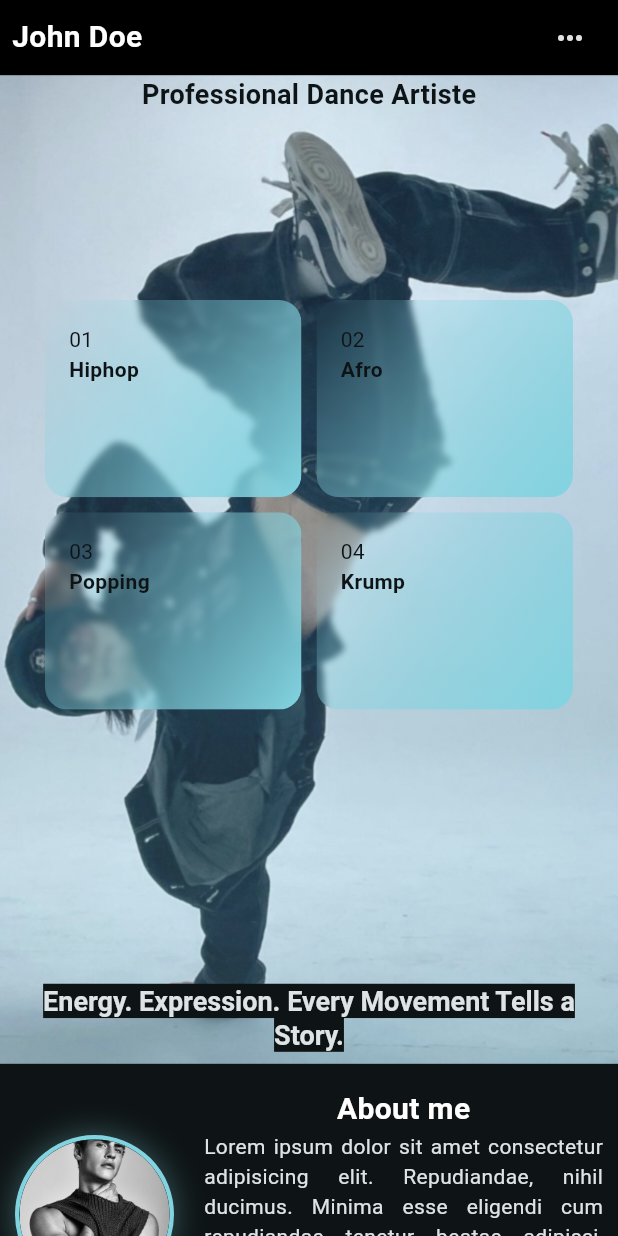
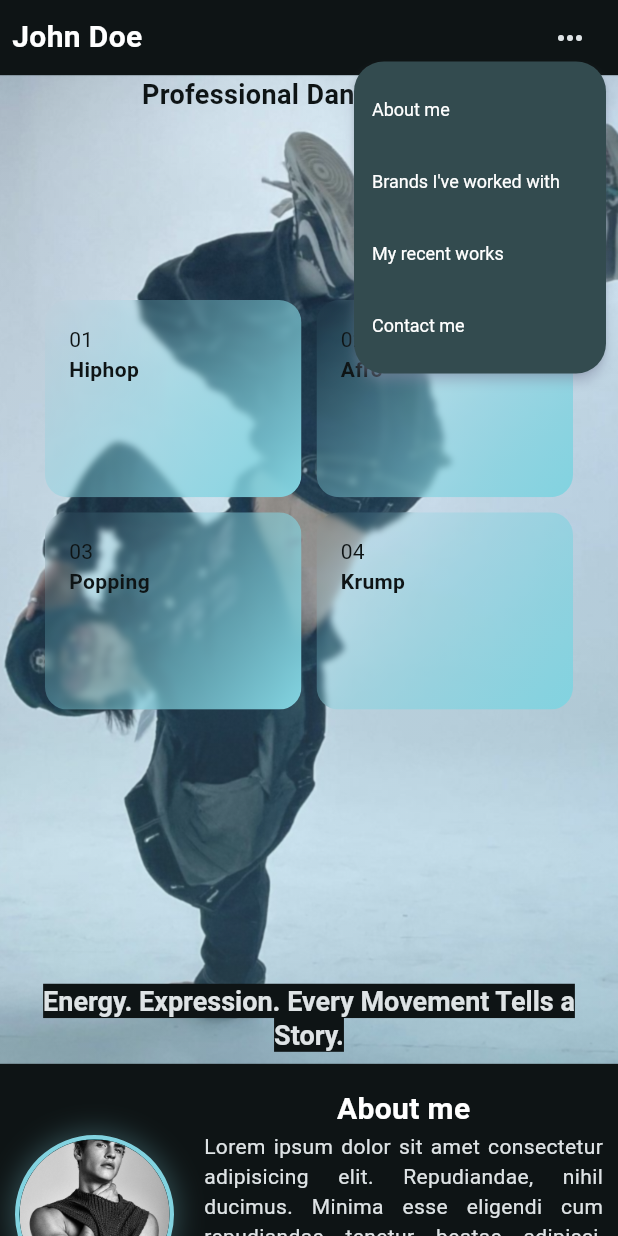
Before and after one commit to Jessedancr/portfolio_website, a Flutter app: the screen it shows after launch, after a tap on the "keyboard control" icon, on a phone screen of 412 x 824 dp. Run offline on Flutter 3.47's test engine with Material 3 defaults, Android fonts, the phone set to English and light mode, and no system bars; our stand-ins replace font_awesome_flutter.

Commit message:
Added functionality in the nav bar icon

```diff
--- a/lib/responsive/mobile_scaffold.dart
+++ b/lib/responsive/mobile_scaffold.dart
@@ -20,6 +20,12 @@ class MobileScaffold extends StatefulWidget {
 class _MobileScaffoldState extends State<MobileScaffold> {
   late ScrollController _scrollController;
   late Timer _timer;
+
+  final GlobalKey aboutMeKey = GlobalKey();
+  final GlobalKey brandsKey = GlobalKey();
+  final GlobalKey worksKey = GlobalKey();
+  final GlobalKey contactKey = GlobalKey();
+
 
   List<String> brands = [
     'assets/brands/ffwnm.jpeg',
@@ -64,6 +70,31 @@ class _MobileScaffoldState extends State<MobileScaffold> {
     super.dispose();
   }
 
+  void scrollToSection(String section) {
+    GlobalKey key;
+    switch (section) {
+      case "About me":
+        key = aboutMeKey;
+        break;
+      case "Brands I've worked with":
+        key = brandsKey;
+        break;
+      case "My recent works":
+        key = worksKey;
+        break;
+      case "Contact me":
+        key = contactKey;
+        break;
+      default:
+        return;
+    }
+    Scrollable.ensureVisible(
+      key.currentContext!,
+      duration: const Duration(seconds: 1),
+      curve: Curves.easeInOut,
+    );
+  }
+
   @override
   Widget build(BuildContext context) {
     return SafeArea(
@@ -71,11 +102,12 @@ class _MobileScaffoldState extends State<MobileScaffold> {
         body: CustomScrollView(
           physics: BouncingScrollPhysics(),
           slivers: [
-            MobileNavBar(),
+            MobileNavBar(onMenuItemSelected: scrollToSection),
             MobileHeader(),
 
             // * About me
             SliverToBoxAdapter(
+              key: aboutMeKey,
               child: Padding(
                 padding: const EdgeInsets.only(top: 16.0, left: 10, right: 10),
                 child: Row(
@@ -115,6 +147,7 @@ class _MobileScaffoldState extends State<MobileScaffold> {
 
             // * Brands worked with
             SliverToBoxAdapter(
+              key: brandsKey,
               child: Column(
                 children: [
                   const SizedBox(height: 20),
@@ -153,6 +186,7 @@ class _MobileScaffoldState extends State<MobileScaffold> {
 
             // * Some recent works
             SliverToBoxAdapter(
+              key: worksKey,
               child: Padding(
                 padding: const EdgeInsets.symmetric(
                   horizontal: 10,
@@ -194,8 +228,9 @@ class _MobileScaffoldState extends State<MobileScaffold> {
               ),
             ),
 
-            // * Contact me
+            //  * Contact me
             SliverToBoxAdapter(
+              key: contactKey,
               child: Column(
                 mainAxisAlignment: MainAxisAlignment.center,
                 children: [
@@ -225,8 +260,6 @@ class _MobileScaffoldState extends State<MobileScaffold> {
                 ],
               ),
             ),
-
-            // SliverFadeTransition(opacity: opacity)
             SliverFillRemaining(
               hasScrollBody: false,
               fillOverscroll: true,
--- a/lib/widgets/mobile_nav_bar.dart
+++ b/lib/widgets/mobile_nav_bar.dart
@@ -2,13 +2,15 @@ import 'package:flutter/material.dart';
 import 'package:portfolio_website/core/constants.dart';
 
 class MobileNavBar extends StatelessWidget {
-  const MobileNavBar({super.key});
+  final Function(String) onMenuItemSelected;
+
+  const MobileNavBar({super.key, required this.onMenuItemSelected});
 
   @override
   Widget build(BuildContext context) {
     return SliverAppBar(
       toolbarHeight: 50,
-      backgroundColor: Colors.black,
+      backgroundColor: context.colorScheme.surface,
       floating: true,
       flexibleSpace: FlexibleSpaceBar(
         background: Padding(
@@ -17,9 +19,47 @@ class MobileNavBar extends StatelessWidget {
             mainAxisAlignment: MainAxisAlignment.spaceBetween,
             children: [
               Text('John Doe', style: headerTextStyle),
-              IconButton(
-                onPressed: () {},
-                icon: Icon(Icons.more_horiz, color: Colors.grey[300]),
+
+              // * Pop up menu
+              PopupMenuButton(
+                borderRadius: BorderRadius.circular(20),
+                popUpAnimationStyle: AnimationStyle(
+                  duration: Duration(milliseconds: 600),
+                ),
+                color: context.colorScheme.secondaryContainer,
+                onSelected: onMenuItemSelected,
+                position: PopupMenuPosition.under,
+                shape: RoundedRectangleBorder(
+                  borderRadius: BorderRadiusGeometry.circular(20),
+                ),
+                shadowColor: context.colorScheme.tertiary,
+                tooltip: 'Navigation menu',
+                itemBuilder: (BuildContext context) => [
+                  PopupMenuItem(
+                    value: 'About me',
+                    labelTextStyle: WidgetStatePropertyAll(subtitleTextStyle),
+                    child: Text('About me'),
+                  ),
+                  PopupMenuItem(
+                    value: "Brands I've worked with",
+                    labelTextStyle: WidgetStatePropertyAll(subtitleTextStyle),
+                    child: Text("Brands I've worked with"),
+                  ),
+                  PopupMenuItem(
+                    value: 'My recent works',
+                    labelTextStyle: WidgetStatePropertyAll(subtitleTextStyle),
+                    child: Text("My recent works"),
+                  ),
+                  PopupMenuItem(
+                    value: 'Contact me',
+                    labelTextStyle: WidgetStatePropertyAll(subtitleTextStyle),
+                    child: Text('Contact me'),
+                  ),
+                ],
+                icon: Icon(
+                  Icons.more_horiz,
+                  color: context.colorScheme.onSurface,
+                ),
               ),
             ],
           ),
```
